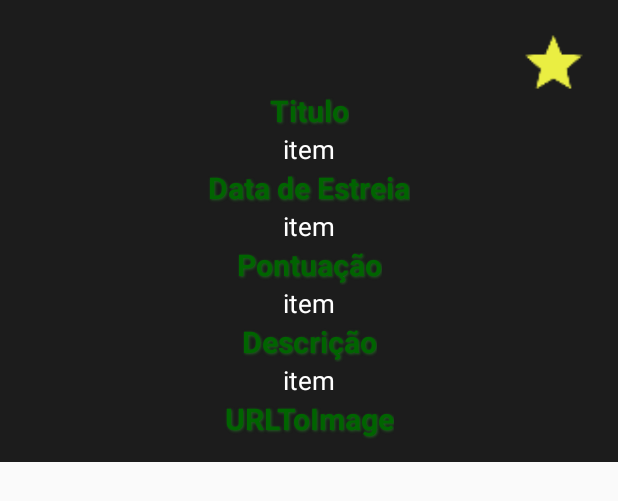
After one commit to filipeguiatt/MoviesManager, an Android app: the layout recyclerview_listafavs.xml on its own in the app's theme, with its tools: preview values and no code run, on a phone screen of 412 x 824 dp. The commit adds this screen. Shown: the top 501 px of the screen. Run offline under Robolectric (Android 15) with nearby library versions, the phone set to English and light mode, and no system bars.

Commit message:
Adding Some Final Touches

```diff
--- a/app/src/main/java/ipt/pt/sd/moviesmanager/FavouritesList.kt
+++ b/app/src/main/java/ipt/pt/sd/moviesmanager/FavouritesList.kt
@@ -1,12 +1,32 @@
 package ipt.pt.sd.moviesmanager
 
+import android.app.Activity
+import android.content.Intent
+import androidx.appcompat.app.AppCompatActivity
 import android.os.Bundle
+import androidx.recyclerview.widget.GridLayoutManager
 import ipt.pt.sd.moviesmanager.models.Movie
+import kotlinx.android.synthetic.main.activity_favourites_list.btnGoBackMain
+import kotlinx.android.synthetic.main.activity_favourites_list.listFav
 
-class FavouritesList {
+class FavoritesList : AppCompatActivity() {
+    val mList = mutableListOf<Movie>()
+    override fun onCreate(savedInstanceState: Bundle?) {
+        super.onCreate(savedInstanceState)
+        setContentView(R.layout.activity_favourites_list)
 
-    val mList = mutableListOf<Movie>()
-    fun onCreate(savedInstanceState: Bundle?) {
+        mList.addAll(MainApp.favouritesHelper.getFavouritesList() ?: listOf())
+
+        listFav.adapter = ListAdapterFavourites(mList)
+
+
+        listFav.layoutManager = GridLayoutManager(this, 2)
+
+        btnGoBackMain?.setOnClickListener {
+            setResult(Activity.RESULT_OK, Intent())
+            val intent = Intent(this, MainActivity::class.java)
+            startActivity(intent)
+
         }
-
+    }
 }
--- a/app/src/main/java/ipt/pt/sd/moviesmanager/ListAdapter.kt
+++ b/app/src/main/java/ipt/pt/sd/moviesmanager/ListAdapter.kt
@@ -1,8 +1,7 @@
 package ipt.pt.sd.moviesmanager
 
 
-import android.content.Intent
-import java.util.*
+
 
 import android.view.LayoutInflater
 import android.view.View
@@ -10,8 +9,7 @@ import android.view.ViewGroup
 import androidx.recyclerview.widget.RecyclerView
 import com.bumptech.glide.Glide
 import com.bumptech.glide.load.engine.DiskCacheStrategy
-import com.squareup.picasso.MemoryPolicy
-import com.squareup.picasso.Picasso
+
 import ipt.pt.sd.moviesmanager.models.Movie
 import kotlinx.android.synthetic.main.movie_item_view.view.*
 
@@ -40,19 +38,9 @@ class ListAdapter (private val itemsList: MutableList<Movie>) : RecyclerView.Ada
         (layout.urlToImage == null).let {
             val baseURLImage = "w500"
 
-            //Torna a View urlToImage visivel
-            //layout.urlToImage.visibility = View.VISIBLE
-
-            //Cancelar o pedido de carregamento da imagem anterior (se essa existir) antes de carregar a nova imagem
-            //Picasso.get().cancelRequest(layout.urlToImage)
-
             //Constrói o path da imagem
             media.poster_path = "https://image.tmdb.org/t/p/" +baseURLImage + media.poster_path
 
-            //Define um placeholder enquanto a imagem está a ser carregada
-            //Carrega a imagem do url media.poster_path com a biblioteca Picasso na View
-            //Picasso.get().load(media.poster_path).placeholder(R.drawable.placeholder).into(layout.urlToImage)
-            //Picasso.get().load(media.poster_path).memoryPolicy(MemoryPolicy.NO_CACHE, MemoryPolicy.NO_STORE).into(layout.urlToImage)
             Glide.with(layout.context)
                 .load(media.poster_path)
                 .diskCacheStrategy(DiskCacheStrategy.ALL)
@@ -61,11 +49,6 @@ class ListAdapter (private val itemsList: MutableList<Movie>) : RecyclerView.Ada
         }
 
     }
-    //Cancela o pedido de carregamento de imagens pendentes para evitar problemas de exibição
-    /*override fun onViewRecycled(holder: ViewHolder) {
-            Picasso.get().cancelRequest(holder.layoutView.urlToImage)
-
-    }*/
 
 
     //retorna o número total de items da recyclerView
--- /dev/null
+++ b/app/src/main/java/ipt/pt/sd/moviesmanager/ListAdapterFavourites.kt
@@ -0,0 +1,41 @@
+package ipt.pt.sd.moviesmanager
+
+import android.view.LayoutInflater
+import android.view.View
+import android.view.ViewGroup
+import com.squareup.picasso.Picasso
+import kotlinx.android.synthetic.main.recyclerview_listafavs.view.*
+import androidx.recyclerview.widget.RecyclerView
+import ipt.pt.sd.moviesmanager.models.Movie
+
+
+class ListAdapterFavourites(private val itemsList: MutableList<Movie>) : RecyclerView.Adapter<ListAdapter.ViewHolder>() {
+
+    override fun onCreateViewHolder(parent: ViewGroup, viewType: Int): ListAdapter.ViewHolder {
+        return ListAdapter.ViewHolder(LayoutInflater.from(parent.context).inflate(R.layout.recyclerview_listafavs, parent, false))
+    }
+
+    override fun getItemCount() = itemsList.size
+
+    override fun onBindViewHolder(holder: ListAdapter.ViewHolder, position: Int) {
+        val layout = holder.layoutView
+        val article = itemsList[position]
+
+        layout.title2.text = article.title ?: "N/A"
+        layout.release_date2.text = article.release_date
+        layout.rating2.text = article.vote_average
+        layout.overview2.text = article.overview
+        (article.poster_path?.isEmpty()).let {
+            Picasso.get().load(article.poster_path).into(layout.urlToImage2)
+        }
+
+        layout.container2.btnListaFav.setOnClickListener {
+            MainApp.favouritesHelper.removeFavourite(article)
+            itemsList.remove(article)
+            notifyItemRemoved(position)
+
+        }
+    }
+
+    data class ViewHolder(val layoutView: View) : RecyclerView.ViewHolder(layoutView)
+}
--- a/app/src/main/java/ipt/pt/sd/moviesmanager/MainActivity.kt
+++ b/app/src/main/java/ipt/pt/sd/moviesmanager/MainActivity.kt
@@ -128,8 +128,8 @@ class MainActivity : AppCompatActivity() {
 
 
         btnFavsList.setOnClickListener{
-            //val intent = Intent(this, FavoritesList::class.java)
-            //startActivity(intent)
+            val intent = Intent(this, FavoritesList::class.java)
+            startActivity(intent)
         }
 
     }
@@ -144,7 +144,6 @@ class MainActivity : AppCompatActivity() {
                     Log.e("onFailure error", call.request().url().toString())
                     Log.e("onFailure error", t.message!!)
                 }
-
 
                 override fun onResponse(call: Call<Search>, response: Response<Search>) {
                     response.body()?.let {
--- a/app/src/main/java/ipt/pt/sd/moviesmanager/MainApp.kt
+++ b/app/src/main/java/ipt/pt/sd/moviesmanager/MainApp.kt
@@ -7,13 +7,13 @@ import ipt.pt.sd.moviesmanager.models.Movie
 class MainApp : Application() {
 
     companion object{
-        //lateinit var favouritesHelper: FavouritesHelper
+        lateinit var favouritesHelper: FavouritesHelper
         val movieList = mutableListOf<Movie>()
     }
 
     override fun onCreate() {
         super.onCreate()
         FirebaseApp.initializeApp(this)
-        //favouritesHelper  = FavoritesHelper()
+        favouritesHelper  = FavouritesHelper(applicationContext)
     }
 }
--- a/app/src/main/java/ipt/pt/sd/moviesmanager/models/Movie.kt
+++ b/app/src/main/java/ipt/pt/sd/moviesmanager/models/Movie.kt
@@ -10,7 +10,6 @@ data class Movie(
     //filmes populares
     var adult: Boolean?,
     var backdrop_path: String?,
-    //var genre_ids: @RawValue List<genre_ids>,
     var id: String = "",
     var original_language: String?,
     var original_title: String?,
--- a/app/src/main/res/layout/activity_favourites_list.xml
+++ b/app/src/main/res/layout/activity_favourites_list.xml
@@ -5,8 +5,8 @@
     xmlns:app="http://schemas.android.com/apk/res-auto"
     android:layout_width="match_parent"
     android:layout_height="match_parent"
-    android:background="#4D4D4D"
-    tools:context=".FavouritesList">
+    android:background="#1C1C1C"
+    tools:context=".FavoritesList">
 
     <TextView
         android:id="@+id/lblFavouriteMovies"
@@ -17,9 +17,9 @@
         app:layout_constraintTop_toTopOf="parent"
         android:layout_marginTop="20dp"
         android:layout_marginLeft="60dp"
-        android:text="Favourite Movies"
-        tools:text="Favourite Movies"
-        android:textColor="#FFC107"
+        android:text="Favoritos"
+        tools:text="Favoritos"
+        android:textColor="#006400"
         android:textSize="37sp"
         android:textStyle="bold"
         android:textAlignment="center"
--- /dev/null
+++ b/app/src/main/res/layout/recyclerview_listafavs.xml
@@ -0,0 +1,188 @@
+<?xml version="1.0" encoding="utf-8"?>
+<androidx.constraintlayout.widget.ConstraintLayout
+        android:id="@+id/container2"
+        xmlns:android="http://schemas.android.com/apk/res/android"
+        android:layout_width="match_parent"
+        android:layout_height="wrap_content"
+        xmlns:app="http://schemas.android.com/apk/res-auto"
+        xmlns:tools="http://schemas.android.com/tools"
+    android:clipToPadding="false"
+    android:background="#1C1C1C">
+
+
+
+    <ImageView
+            android:id="@+id/btnListaFav"
+            android:layout_width="45dp"
+            android:layout_height="45dp"
+            android:src="@drawable/ic_favpressed"
+            app:layout_constraintEnd_toEndOf="parent"
+            app:layout_constraintTop_toTopOf="parent"
+            android:layout_marginEnd="20dp"
+            android:layout_marginTop="20dp"
+    />
+
+    <TextView
+        android:id="@+id/lblTitle"
+        android:layout_width="wrap_content"
+        android:layout_height="wrap_content"
+        tools:text="Titulo"
+        android:text="Titulo"
+        android:textColor="#006400"
+        android:textSize="20sp"
+        android:textStyle="bold"
+        app:layout_constraintTop_toTopOf="parent"
+        app:layout_constraintStart_toStartOf="parent"
+        app:layout_constraintEnd_toEndOf="parent"
+        app:layout_constraintBottom_toTopOf="@id/title2"
+        android:layout_marginTop="60dp"
+        android:shadowColor="#215E21"
+        android:shadowDx="1"
+        android:shadowDy="1"
+        android:shadowRadius="1.7"
+        />
+
+    <TextView
+        android:id="@+id/title2"
+        android:layout_width="wrap_content"
+        android:layout_height="wrap_content"
+        android:textColor="#ffffff"
+        android:textSize="17sp"
+        app:layout_constraintBottom_toTopOf="@id/lblReleaseDate"
+        app:layout_constraintEnd_toEndOf="parent"
+        app:layout_constraintStart_toStartOf="parent"
+        app:layout_constraintTop_toBottomOf="@id/lblTitle"
+        tools:text="item" />
+
+    <TextView
+        android:id="@+id/lblReleaseDate"
+        android:layout_width="wrap_content"
+        android:layout_height="wrap_content"
+        android:text="Data de Estreia"
+        tools:text="Data de Estreia"
+        android:textColor="#006400"
+        android:textStyle="bold"
+        android:textSize="20sp"
+        app:layout_constraintStart_toStartOf="parent"
+        app:layout_constraintEnd_toEndOf="parent"
+        app:layout_constraintTop_toBottomOf="@id/title2"
+        app:layout_constraintBottom_toTopOf="@id/release_date2"
+        android:shadowColor="#215E21"
+        android:shadowDx="1"
+        android:shadowDy="1"
+        android:shadowRadius="1.7"
+        />
+
+    <TextView
+        android:id="@+id/release_date2"
+        android:layout_width="wrap_content"
+        android:layout_height="wrap_content"
+        android:text="teste"
+        android:textSize="17sp"
+        android:textColor="#ffffff"
+        tools:text="item"
+        app:layout_constraintStart_toStartOf="parent"
+        app:layout_constraintEnd_toEndOf="parent"
+        app:layout_constraintTop_toBottomOf="@id/lblReleaseDate"
+        app:layout_constraintBottom_toTopOf="@id/lblRating"
+        />
+
+    <TextView
+        android:id="@+id/lblRating"
+        android:layout_width="wrap_content"
+        android:layout_height="wrap_content"
+        android:text="Pontuação"
+        tools:text="Pontuação"
+        android:textColor="#006400"
+        android:textStyle="bold"
+        android:textSize="20sp"
+        app:layout_constraintStart_toStartOf="parent"
+        app:layout_constraintEnd_toEndOf="parent"
+        app:layout_constraintTop_toBottomOf="@id/release_date2"
+        app:layout_constraintBottom_toTopOf="@id/rating2"
+        android:shadowColor="#215E21"
+        android:shadowDx="1"
+        android:shadowDy="1"
+        android:shadowRadius="1.7"
+        />
+
+    <TextView
+        android:id="@+id/rating2"
+        android:layout_width="wrap_content"
+        android:layout_height="wrap_content"
+        android:text="teste"
+        android:textSize="17sp"
+        android:textColor="#ffffff"
+        tools:text="item"
+        app:layout_constraintStart_toStartOf="parent"
+        app:layout_constraintEnd_toEndOf="parent"
+        app:layout_constraintTop_toBottomOf="@id/lblRating"
+        app:layout_constraintBottom_toTopOf="@id/lblOverview"
+        />
+
+    <TextView
+        android:id="@+id/lblOverview"
+        android:layout_width="wrap_content"
+        android:layout_height="wrap_content"
+        android:text="Descrição"
+        tools:text="Descrição"
+        android:textColor="#006400"
+        android:textStyle="bold"
+        android:textSize="20sp"
+        app:layout_constraintStart_toStartOf="parent"
+        app:layout_constraintEnd_toEndOf="parent"
+        app:layout_constraintTop_toBottomOf="@id/rating2"
+        app:layout_constraintBottom_toTopOf="@id/overview2"
+        android:shadowColor="#215E21"
+        android:shadowDx="1"
+        android:shadowDy="1"
+        android:shadowRadius="1.7"
+        />
+
+    <TextView
+        android:id="@+id/overview2"
+        android:layout_width="wrap_content"
+        android:layout_height="wrap_content"
+        android:text="teste"
+        android:textColor="#ffffff"
+        tools:text="item"
+        android:textSize="17sp"
+        app:layout_constraintStart_toStartOf="parent"
+        app:layout_constraintEnd_toEndOf="parent"
+        app:layout_constraintTop_toBottomOf="@id/lblOverview"
+        app:layout_constraintBottom_toTopOf="@id/lblUrlToImage"
+    />
+
+    <TextView
+        android:id="@+id/lblUrlToImage"
+        android:layout_width="wrap_content"
+        android:layout_height="wrap_content"
+
+        tools:text="URLToImage"
+        android:textColor="#006400"
+        android:textStyle="bold"
+        android:textSize="20sp"
+        app:layout_constraintStart_toStartOf="parent"
+        app:layout_constraintEnd_toEndOf="parent"
+        app:layout_constraintTop_toBottomOf="@id/overview2"
+        app:layout_constraintBottom_toTopOf="@id/urlToImage2"
+        android:shadowColor="#215E21"
+        android:shadowDx="1"
+        android:shadowDy="1"
+        android:shadowRadius="1.7"
+    />
+
+
+    <ImageView
+        android:id="@+id/urlToImage2"
+        android:layout_width="match_parent"
+        android:layout_height="wrap_content"
+        app:layout_constraintStart_toStartOf="parent"
+        app:layout_constraintEnd_toEndOf="parent"
+        app:layout_constraintTop_toBottomOf="@id/lblUrlToImage"
+        android:layout_marginTop="15dp"
+        android:adjustViewBounds="true"
+    />
+
+
+</androidx.constraintlayout.widget.ConstraintLayout>
```
